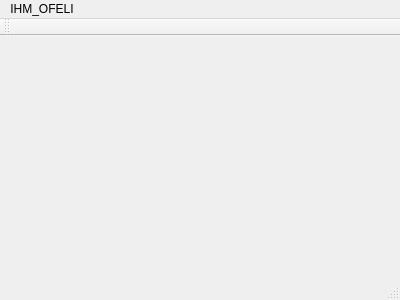
lomsansnom/IHM_OFELI, file mainwindow.ui: the form before one commit.
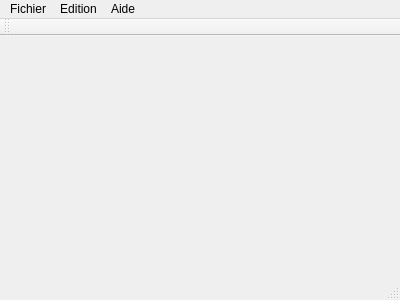
The form after the commit.

Commit message: Add new project file in gitignore Change few things on the window

The edit to the form file:
```diff
--- a/mainwindow.ui
+++ b/mainwindow.ui
@@ -25,10 +25,22 @@
    </property>
    <widget class="QMenu" name="menuIHM_OFELI">
     <property name="title">
-     <string>IHM_OFELI</string>
+     <string>Fichier</string>
+    </property>
+   </widget>
+   <widget class="QMenu" name="menuEdition">
+    <property name="title">
+     <string>Edition</string>
+    </property>
+   </widget>
+   <widget class="QMenu" name="menuAide">
+    <property name="title">
+     <string>Aide</string>
     </property>
    </widget>
    <addaction name="menuIHM_OFELI"/>
+   <addaction name="menuEdition"/>
+   <addaction name="menuAide"/>
   </widget>
   <widget class="QToolBar" name="mainToolBar">
    <attribute name="toolBarArea">
```
The commit also changes 2 other files.
